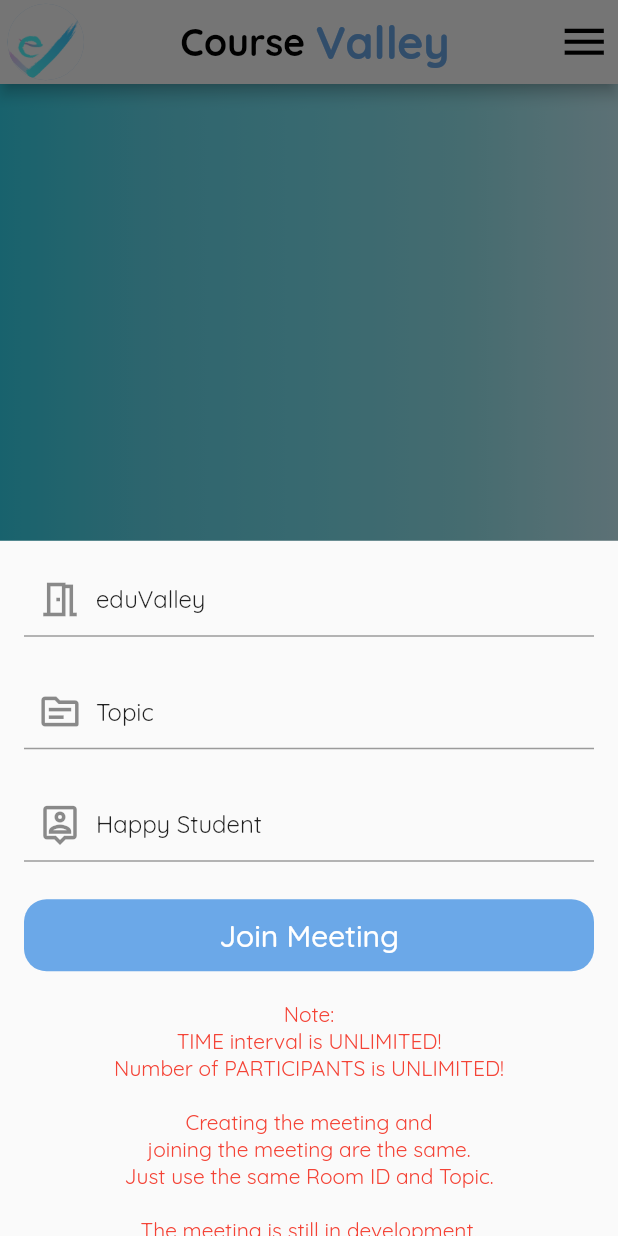
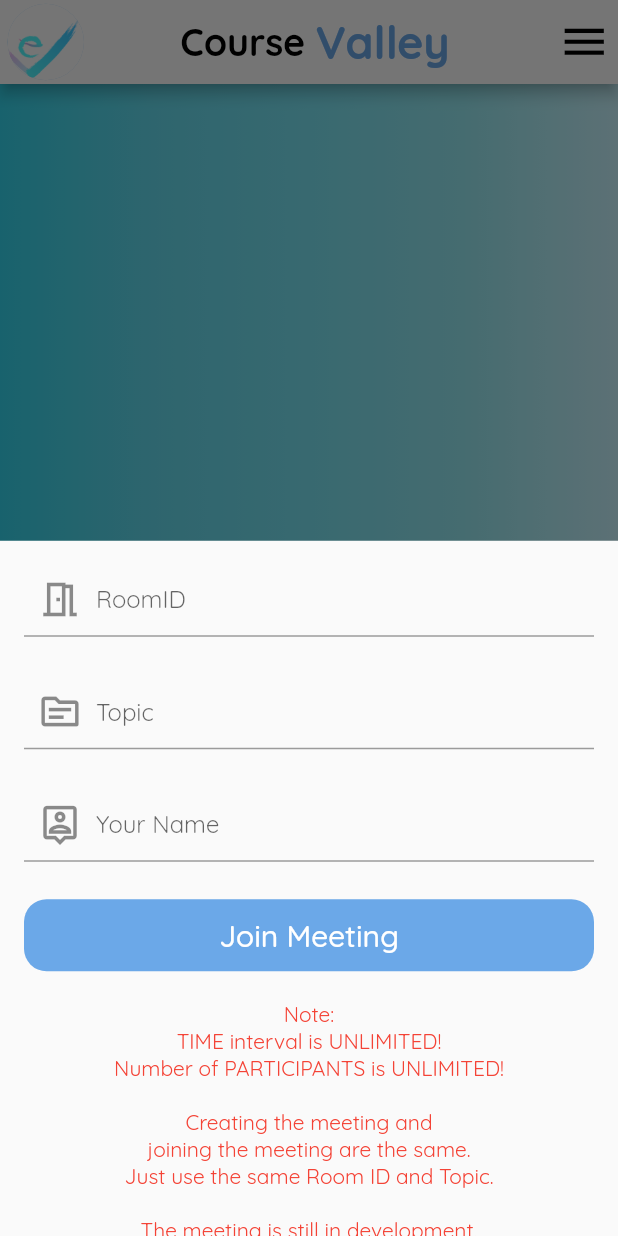
Before and after one commit to rex-9/eduValley-frontend, a Flutter app: the EduValleyPage screen opened by its route, scrolled down 343 dp, after a tap on the "video call" icon, on a phone screen of 412 x 824 dp. Run offline on Flutter 3.47's test engine with Material 2 defaults, Android fonts, the phone set to English and light mode, and no system bars; our stand-ins replace cached_network_image, connectivity, email_validator, flutter_spinkit, just_audio, just_audio_background and 5 more; missing offline and left inert: audio_session, flutter_windowmanager, jitsi_meet; accounts and stored records are empty; network calls fail.

Commit message:
Added comment (delete only) and star functions, split edu and valley pages

```diff
--- a/lib/screens/eduValley/eduValley_page.dart
+++ b/lib/screens/eduValley/eduValley_page.dart
@@ -46,11 +46,11 @@ class _EduValleyPageState extends State<EduValleyPage> {
       items: [
         BottomNavigationBarItem(
           icon: Icon(Icons.menu_book_rounded),
-          label: 'Courses',
+          label: 'edu',
         ),
         BottomNavigationBarItem(
           icon: Icon(Icons.star),
-          label: 'Fun',
+          label: 'Valley',
         ),
       ],
       currentIndex: pageIndex,
--- a/lib/screens/eduValley/edu_page.dart
+++ b/lib/screens/eduValley/edu_page.dart
@@ -47,10 +47,18 @@ class _EduPageState extends State<EduPage> {
 
   final _formKey = GlobalKey<FormState>();
   final serverText = TextEditingController();
-  final roomText = TextEditingController(text: "eduValley");
-  final subjectText = TextEditingController(text: "Topic");
-  final nameText = TextEditingController(text: "Happy Student");
-  final emailText = TextEditingController(text: "happystudent@eduvalley.com");
+  final roomText = TextEditingController(
+      // text: "eduValley"
+      );
+  final subjectText = TextEditingController(
+      // text: "Topic"
+      );
+  final nameText = TextEditingController(
+      // text: "Happy Student"
+      );
+  final emailText = TextEditingController(
+      // text: "happystudent@eduvalley.com"
+      );
   final iosAppBarRGBAColor =
       TextEditingController(text: "#0080FF80"); //transparent blue
   bool? isAudioOnly = true;
@@ -582,14 +590,14 @@ class _EduPageState extends State<EduPage> {
                     TextFormField(
                       controller: nameText,
                       validator: (value) => value!.isEmpty
-                          ? 'Display Name should not be empty!'
+                          ? 'Your Name should not be empty!'
                           : null,
                       decoration: inputDecoration.copyWith(
                         prefixIcon: Icon(
                           Icons.person_pin_outlined,
                           size: 30,
                         ),
-                        hintText: 'Display Name',
+                        hintText: 'Your Name',
                       ),
                     ),
                     SizedBox(height: 25),
@@ -677,7 +685,7 @@ class _EduPageState extends State<EduPage> {
               //   controller: nameText,
               //   decoration: InputDecoration(
               //     border: OutlineInputBorder(),
-              //     labelText: "Display Name",
+              //     labelText: "Your Name",
               //   ),
               // ),
               // SizedBox(height: 10),
```
Also changed, not shown: lib/screens/eduValley/valley_page.dart (+26 -18 lines).
